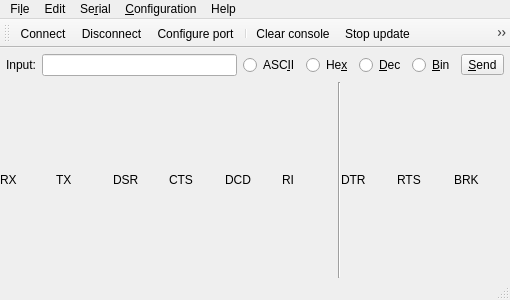
This is mainwindow.ui in ivanovp/iserterm as Qt 5 draws it before an edit. The edited form follows.
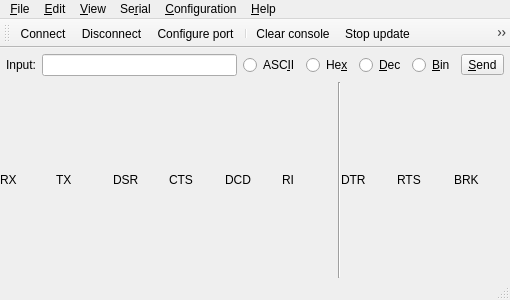
This is the edited form. Icons and pictures are not drawn.

Commit message: Shortcuts changed. View menu added. Send line edit saved and restored.

```diff
--- a/mainwindow.ui
+++ b/mainwindow.ui
@@ -193,7 +193,7 @@
    </property>
    <widget class="QMenu" name="menuCalls">
     <property name="title">
-     <string>Fi&amp;le</string>
+     <string>&amp;File</string>
     </property>
     <addaction name="actionSend_file"/>
     <addaction name="actionSave_file"/>
@@ -231,7 +231,7 @@
    </widget>
    <widget class="QMenu" name="menuHelp">
     <property name="title">
-     <string>Help</string>
+     <string>&amp;Help</string>
     </property>
     <addaction name="actionAbout"/>
     <addaction name="actionAboutQt"/>
@@ -247,13 +247,24 @@
    </widget>
    <widget class="QMenu" name="menuEdit">
     <property name="title">
-     <string>Edit</string>
+     <string>&amp;Edit</string>
     </property>
     <addaction name="actionCopy"/>
     <addaction name="actionPaste"/>
    </widget>
+   <widget class="QMenu" name="menuView_2">
+    <property name="title">
+     <string>&amp;View</string>
+    </property>
+    <addaction name="actionClear"/>
+    <addaction name="actionStop_update"/>
+    <addaction name="actionViewSendInput"/>
+    <addaction name="actionHexadecimal_view"/>
+    <addaction name="actionShow_line_status"/>
+   </widget>
    <addaction name="menuCalls"/>
    <addaction name="menuEdit"/>
+   <addaction name="menuView_2"/>
    <addaction name="menuTools"/>
    <addaction name="menuView"/>
    <addaction name="menuHelp"/>
```
Left out of the diff: 23 changed lines with no effect on the pictures. The commit also changes 2 other files.
